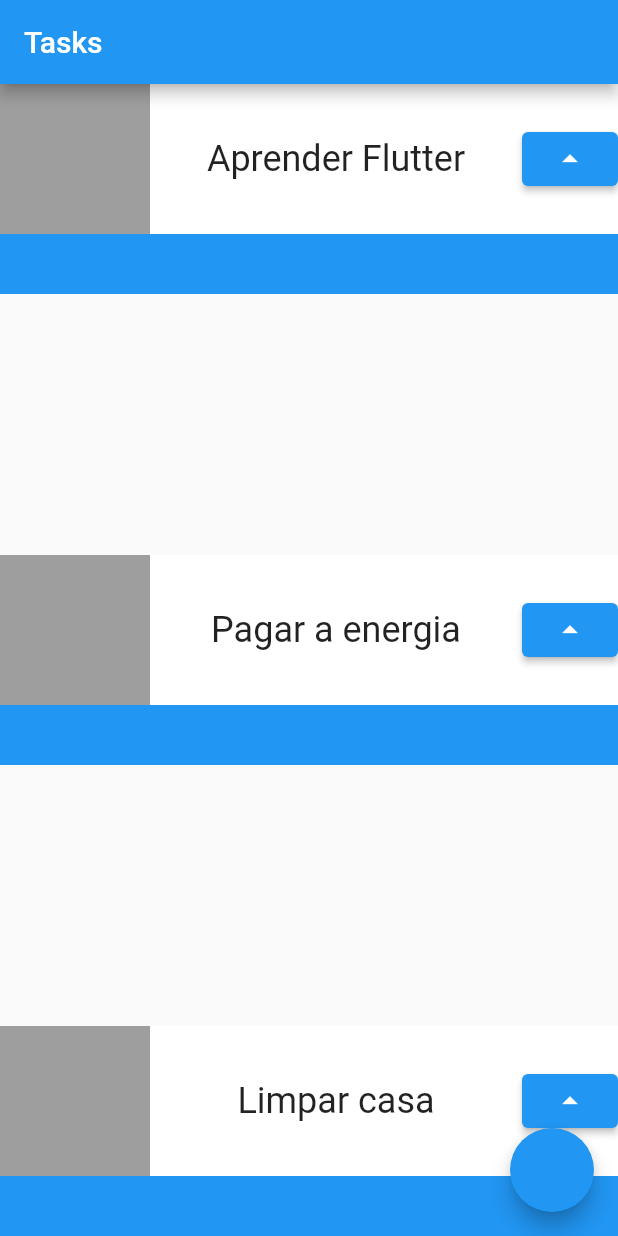
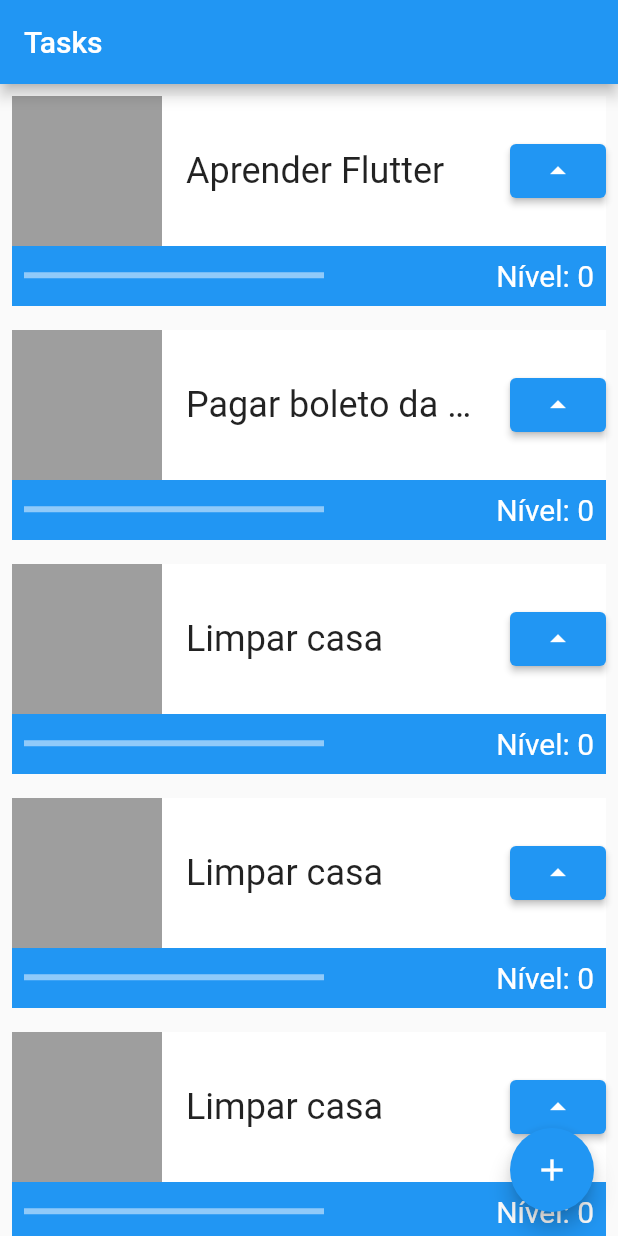
Before and after one commit to kaiodacosta/fist_project_flutter, a Flutter app: the screen it shows after launch, on a phone screen of 412 x 824 dp. Run offline on Flutter 3.47's test engine with Material 2 defaults, Android fonts, the phone set to English and light mode, and no system bars.

Commit message:
Usage of ListView Widget to show multiple task cards on screen with scroll option; replacement of Stateless with Stateful to create the level counter that needs to store its value and present it on an updated screen; use of LinearProgressIndicator widget that allows monitoring the evolution of task levels in the proportion from 0 to 10; delete declared constants per IDE suggestion;

```diff
--- a/lib/main.dart
+++ b/lib/main.dart
@@ -1,11 +1,11 @@
 import 'package:flutter/material.dart';
 
 void main() {
-  runApp(const MyApp());
+  runApp(MyApp());
 }
 
 class MyApp extends StatelessWidget {
-  const MyApp({Key? key}) : super(key: key);
+  MyApp({Key? key}) : super(key: key);
 
   // This widget is the root of your application.
   @override
@@ -17,38 +17,55 @@ class MyApp extends StatelessWidget {
       ),
       home: Scaffold(
         appBar: AppBar(
-          title: const Text('Tasks'),
+          title: Text('Tasks'),
         ),
-        body: Column(
-          mainAxisAlignment: MainAxisAlignment.spaceBetween,
-          children: const [
+        body: ListView(
+          children: [
             Task('Aprender Flutter'),
-            Task('Pagar a energia'),
+            Task('Pagar boleto da energia no 5 dia útil do mês'),
+            Task('Limpar casa'),
+            Task('Limpar casa'),
+            Task('Limpar casa'),
+            Task('Limpar casa'),
+            Task('Limpar casa'),
+            Task('Limpar casa'),
             Task('Limpar casa'),
           ],
         ),
         floatingActionButton: FloatingActionButton(
           onPressed: () {},
+          child: Icon(Icons.add),
         ),
       ),
     );
   }
 }
 
-class Task extends StatelessWidget {
+class Task extends StatefulWidget {
   final String name;
 
-  const Task(this.name, {Key? key}) : super(key: key);
+  Task(this.name, {Key? key}) : super(key: key);
+
+  @override
+  State<Task> createState() => _TaskState();
+}
+
+class _TaskState extends State<Task> {
+  int level = 0;
 
   @override
   Widget build(BuildContext context) {
-    return Container(
+    return Padding(
+      padding: EdgeInsets.all(8.0),
+      child: Container(
         child: Stack(
           children: [
             Container(
               color: Colors.blue,
               height: 140,
             ),
+            Column(
+              children: [
                 Container(
                   color: Colors.white,
                   height: 100,
@@ -59,15 +76,47 @@ class Task extends StatelessWidget {
                         color: Colors.grey,
                         width: 100,
                       ),
-                Text(this.name, style: TextStyle(fontSize: 24)),
+                      Container(
+                          width: 200,
+                          child: Text(widget.name,
+                              style: TextStyle(
+                                  fontSize: 24,
+                                  overflow: TextOverflow.ellipsis))),
                       ElevatedButton(
-                  onPressed: () {},
-                  child: const Icon(Icons.arrow_drop_up),
+                        onPressed: () {
+                          setState(() {
+                            level++;
+                          });
+                          print(level);
+                        },
+                        child: Icon(Icons.arrow_drop_up),
                       ),
                     ],
                   ),
                 ),
+                Padding(
+                  padding: const EdgeInsets.all(8.0),
+                  child: Row(
+                    mainAxisAlignment: MainAxisAlignment.spaceBetween,
+                    children: [
+                      Container(
+                        width: 200,
+                        child: LinearProgressIndicator(
+                          color: Colors.white,
+                          value: level / 10,
+                        ),
+                      ),
+                      Text(
+                        'Nível: $level',
+                        style: TextStyle(color: Colors.white, fontSize: 20),
+                      ),
                     ],
+                  ),
+                )
+              ],
+            ),
+          ],
+        ),
       ),
     );
   }
```
Lines whose indentation alone changed are shown as unchanged.
